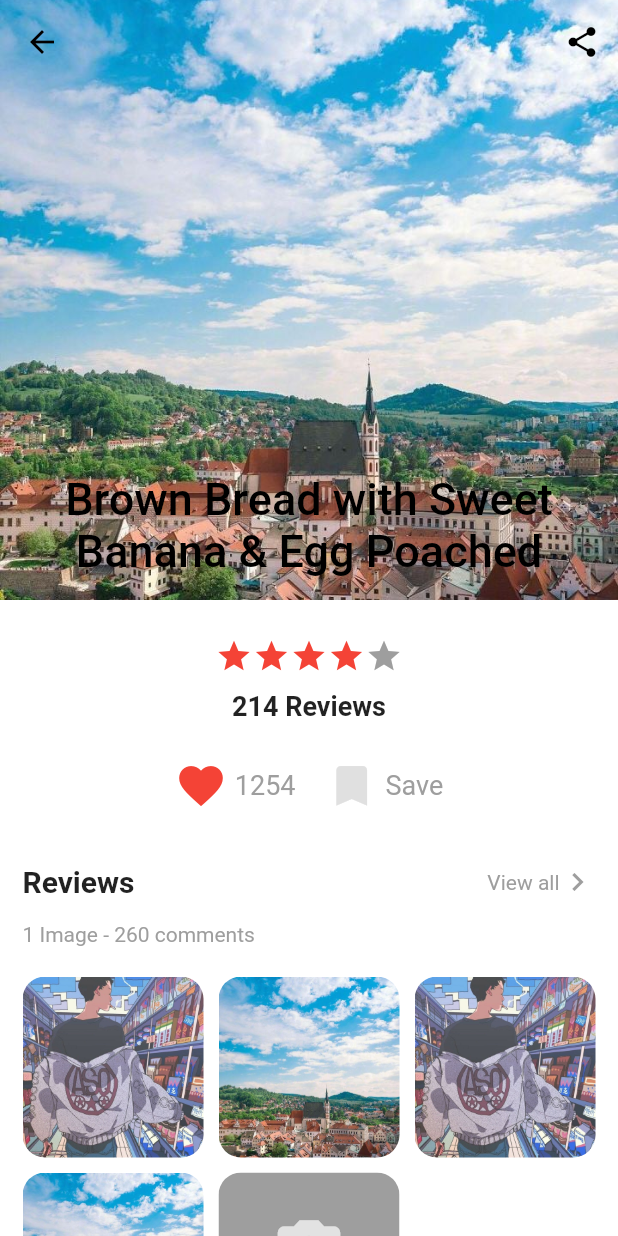
After one commit to OCNYang/flutter_ui_kit, a Flutter app: the CookDetailsPage screen opened directly, on a phone screen of 412 x 824 dp. The commit adds this screen. Run offline on Flutter 3.47's test engine with Material 2 defaults, Android fonts, the phone set to English and light mode, and no system bars.

Commit message:
cook details page layout over;

```diff
--- a/lib/browsing/browsing.dart
+++ b/lib/browsing/browsing.dart
@@ -114,7 +114,8 @@ class BrowsingTabPageState extends State<BrowsingTabPage> with SingleTickerProvi
       children: <Widget>[
         Container(
           width: double.infinity,
-          margin: EdgeInsets.only(left: 20, right: 20, bottom: 15),
+          color: Colors.white,
+          padding: EdgeInsets.only(left: 20, right: 20, bottom: 15),
           child: CupertinoSegmentedControl<int>(
             children: children,
             selectedColor: Colors.brown,
@@ -206,6 +207,10 @@ class BrowsingTabPageState extends State<BrowsingTabPage> with SingleTickerProvi
                         size: 13,
                         color: Colors.grey,
                       ),
+                      VerticalDivider(
+                        width: 5,
+                        color: Colors.transparent,
+                      ),
                       new Text(
                         '15 minute video',
                         style: TextStyle(color: Colors.grey, fontSize: 14),
--- /dev/null
+++ b/lib/details/cookdetails.dart
@@ -0,0 +1,347 @@
+import 'package:flutter/material.dart';
+import 'package:flutter/src/scheduler/ticker.dart';
+import 'package:flutter_ui_kit/other/imgConst.dart';
+
+class CookDetailsPage extends StatefulWidget {
+  @override
+  CookDetailsState createState() {
+    return CookDetailsState();
+  }
+}
+
+class CookDetailsState extends State<CookDetailsPage> {
+  List<String> _reviewsImgList = [HEAD, BG_1, HEAD, BG_1];
+
+  @override
+  Widget build(BuildContext context) {
+    return Scaffold(
+      body: CustomScrollView(
+        slivers: <Widget>[
+          SliverAppBar(
+            expandedHeight: 400,
+            pinned: true,
+            backgroundColor: Colors.white,
+            floating: true,
+            iconTheme: IconThemeData(color: Colors.black),
+            snap: false,
+            actions: <Widget>[IconButton(icon: Icon(Icons.share), onPressed: () {})],
+            brightness: Brightness.light,
+            flexibleSpace: FlexibleSpaceBar(
+              centerTitle: true,
+              //titlePadding: EdgeInsets.only(bottom: 0),
+              collapseMode: CollapseMode.pin, //背景的收缩模式
+              title: Text(
+                'Brown Bread with Sweet\nBanana & Egg Poached',
+                style: TextStyle(fontSize: 20, color: Colors.black),
+                textAlign: TextAlign.center,
+              ),
+              background: Image.asset(
+                BG_1,
+                fit: BoxFit.cover,
+              ),
+            ),
+          ),
+          SliverToBoxAdapter(
+            child: Column(
+              crossAxisAlignment: CrossAxisAlignment.start,
+              children: <Widget>[
+                Padding(
+                  padding: EdgeInsets.only(bottom: 10, top: 25),
+                  child: Row(
+                    mainAxisAlignment: MainAxisAlignment.center,
+                    children: <Widget>[
+                      Icon(
+                        Icons.star,
+                        size: 25,
+                        color: Colors.red[500],
+                      ),
+                      Icon(
+                        Icons.star,
+                        size: 25,
+                        color: Colors.red[500],
+                      ),
+                      Icon(
+                        Icons.star,
+                        size: 25,
+                        color: Colors.red[500],
+                      ),
+                      Icon(
+                        Icons.star,
+                        size: 25,
+                        color: Colors.red[500],
+                      ),
+                      Icon(
+                        Icons.star,
+                        size: 25,
+                        color: Colors.grey[500],
+                      ),
+                    ],
+                  ),
+                ),
+                Padding(
+                    padding: EdgeInsets.only(bottom: 25),
+                    child: Center(
+                      child: Text(
+                        '214 Reviews',
+                        style: TextStyle(fontSize: 18, fontWeight: FontWeight.bold),
+                      ),
+                    )),
+                Row(
+                  mainAxisAlignment: MainAxisAlignment.center,
+                  children: <Widget>[
+                    Icon(
+                      Icons.favorite,
+                      color: Colors.red[500],
+                      size: 35,
+                    ),
+                    Padding(
+                      padding: EdgeInsets.only(left: 5, right: 20),
+                      child: Text(
+                        '1254',
+                        style: TextStyle(fontSize: 18, color: Colors.grey),
+                      ),
+                    ),
+                    Icon(
+                      Icons.bookmark,
+                      color: Colors.grey[300],
+                      size: 35,
+                    ),
+                    Padding(
+                      padding: EdgeInsets.only(
+                        left: 5,
+                      ),
+                      child: Text(
+                        'Save',
+                        style: TextStyle(fontSize: 18, color: Colors.grey),
+                      ),
+                    ),
+                  ],
+                ),
+                Divider(
+                  height: 20,
+                  color: Colors.transparent,
+                ),
+                InkWell(
+                  child: Padding(
+                    padding: EdgeInsets.only(left: 15, right: 15, top: 15, bottom: 15),
+                    child: Row(
+                      children: <Widget>[
+                        Text(
+                          'Reviews',
+                          style: TextStyle(
+                            fontSize: 20,
+                            fontWeight: FontWeight.bold,
+                          ),
+                        ),
+                        Spacer(
+                          flex: 1,
+                        ),
+                        Text(
+                          'View all',
+                          style: TextStyle(
+                            color: Colors.grey,
+                          ),
+                        ),
+                        Icon(
+                          Icons.chevron_right,
+                          color: Colors.grey,
+                        ),
+                      ],
+                    ),
+                  ),
+                  splashColor: Colors.black12,
+                  onTap: () {},
+                ),
+                Padding(
+                  padding: EdgeInsets.only(left: 15, right: 15),
+                  child: Text(
+                    '1 Image - 260 comments',
+                    style: TextStyle(color: Colors.grey),
+                  ),
+                ),
+              ],
+            ),
+          ),
+          SliverPadding(
+            padding: EdgeInsets.only(left: 15, right: 15, top: 20, bottom: 20),
+            sliver: SliverGrid(
+              gridDelegate: SliverGridDelegateWithFixedCrossAxisCount(
+                crossAxisCount: 3,
+                crossAxisSpacing: 10,
+                childAspectRatio: 1.0,
+                mainAxisSpacing: 10,
+              ),
+              delegate: SliverChildBuilderDelegate((BuildContext context, int index) {
+                if (index == _reviewsImgList.length) {
+                  return getReviewsAddImgItemView();
+                } else {
+                  return getReviewsItemView(_reviewsImgList.elementAt(index));
+                }
+              }, childCount: _reviewsImgList.length + 1),
+            ),
+          ),
+          SliverToBoxAdapter(
+            child: Container(
+              height: 50,
+              margin: EdgeInsets.only(left: 15, right: 15, top: 10, bottom: 10),
+              child: Row(
+                mainAxisSize: MainAxisSize.max,
+                children: <Widget>[
+                  ClipRRect(
+                    borderRadius: BorderRadius.circular(5),
+                    child: Image.asset(
+                      HEAD,
+                    ),
+                  ),
+                  VerticalDivider(width: 10, color: Colors.transparent),
+                  Column(
+                    crossAxisAlignment: CrossAxisAlignment.start,
+                    mainAxisSize: MainAxisSize.max,
+                    children: <Widget>[
+                      Text(
+                        'Elorn Causer',
+                        style: TextStyle(color: Colors.black, fontSize: 20, fontWeight: FontWeight.bold),
+                      ),
+                      Spacer(
+                        flex: 1,
+                      ),
+                      Text(
+                        "So tasty! can't wait to cook it again 22 Aug,2018to cook it again 22 Aug,2018",
+                        style: TextStyle(color: Colors.grey),
+                        softWrap: true,
+                        maxLines: 2,
+                      ),
+                    ],
+                  ),
+                ],
+              ),
+            ),
+          ),
+          SliverToBoxAdapter(
+            child: Padding(
+              padding: EdgeInsets.all(15),
+              child: Row(
+                children: <Widget>[
+                  Expanded(
+                    child: getProgressView('40 min.', 'Cooking', Colors.brown, 0.75),
+                    flex: 1,
+                  ),
+                  Expanded(
+                    child: getProgressView('0 min.', 'Baking', Colors.brown, 0.45),
+                    flex: 1,
+                  ),
+                  Expanded(
+                    child: getProgressView('30 min.', 'Resting', Colors.brown, 0.65),
+                    flex: 1,
+                  ),
+                ],
+              ),
+            ),
+          ),
+          SliverToBoxAdapter(
+            child: Padding(
+              padding: EdgeInsets.only(left: 15, right: 15, top: 15, bottom: 15),
+              child: Text(
+                'Ingredients',
+                style: TextStyle(
+                  fontSize: 20,
+                  fontWeight: FontWeight.bold,
+                ),
+              ),
+            ),
+          ),
+          SliverList(
+            delegate: SliverChildBuilderDelegate(
+              (BuildContext context, int index) {
+                return Padding(
+                  padding: EdgeInsets.only(left: 15,right: 15,top: 5,bottom: 5),
+                  child: Text(
+                    'AAAAAAAAAAA$index',
+                    style: TextStyle(color: Colors.grey),
+                  ),
+                );
+              },
+              childCount: 20,
+            ),
+          ),
+        ],
+      ),
+    );
+  }
+
+  Widget getReviewsItemView(String assertImg) {
+    return _getReviewsClipRRect(Image.asset(
+      assertImg,
+      fit: BoxFit.cover,
+    ));
+  }
+
+  Widget getReviewsAddImgItemView() {
+    return _getReviewsClipRRect(DecoratedBox(
+      decoration: BoxDecoration(color: Colors.grey),
+      child: Column(
+        mainAxisAlignment: MainAxisAlignment.center,
+        crossAxisAlignment: CrossAxisAlignment.center,
+        children: <Widget>[
+          Icon(
+            Icons.camera_alt,
+            color: Colors.white70,
+            size: 50,
+          ),
+          Text(
+            'Add photo',
+            style: TextStyle(color: Colors.white70),
+          )
+        ],
+      ),
+    ));
+  }
+
+  Widget _getReviewsClipRRect(Widget widget) {
+    return ClipRRect(
+      borderRadius: BorderRadius.circular(15),
+      child: widget,
+    );
+  }
+
+  getProgressView(String s, String t, Color valuecolor, double d) {
+    return AspectRatio(
+      aspectRatio: 1,
+      child: Column(
+        crossAxisAlignment: CrossAxisAlignment.center,
+        mainAxisAlignment: MainAxisAlignment.center,
+        children: <Widget>[
+          Expanded(
+            child: Stack(
+              children: <Widget>[
+                Container(
+                    width: double.infinity,
+                    margin: EdgeInsets.only(left: 15, right: 15),
+                    child: AspectRatio(
+                      aspectRatio: 1,
+                      child: CircularProgressIndicator(
+                        strokeWidth: 5,
+                        backgroundColor: Colors.grey[200],
+                        value: d,
+                      ),
+                    )),
+                Center(
+                  child: Text(
+                    s,
+                    style: TextStyle(color: Colors.grey),
+                    textAlign: TextAlign.center,
+                  ),
+                )
+              ],
+            ),
+            flex: 1,
+          ),
+          Text(
+            t,
+            style: TextStyle(color: Colors.black, fontSize: 16, fontWeight: FontWeight.bold),
+          ),
+        ],
+      ),
+    );
+  }
+}
--- a/lib/howtomake/howtomake.dart
+++ b/lib/howtomake/howtomake.dart
@@ -1,4 +1,5 @@
 import 'package:flutter/material.dart';
+import 'package:flutter_ui_kit/details/cookdetails.dart';
 import 'package:flutter_ui_kit/other/imgConst.dart' show HEAD;
 
 class HowToMakeTabPage extends StatefulWidget {
@@ -75,7 +76,12 @@ class HowToMakeTabPageState extends State<HowToMakeTabPage> {
                   color: Colors.transparent,
                 );
               } else {
-                return getSectionItem();
+                return GestureDetector(
+                  child: getSectionItem(),
+                  onTap: () {
+                    Navigator.push(context, new MaterialPageRoute(builder: (context) => CookDetailsPage()));
+                  },
+                );
               }
             }),
             separatorBuilder: ((BuildContext context, int index) {
@@ -138,7 +144,10 @@ class HowToMakeTabPageState extends State<HowToMakeTabPage> {
                 padding: EdgeInsets.only(left: 5, right: 10),
                 child: Text(
                   '2 mint',
-                  style: TextStyle(fontSize: 14, color: Colors.grey,),
+                  style: TextStyle(
+                    fontSize: 14,
+                    color: Colors.grey,
+                  ),
                 ),
               ),
               Icon(
@@ -150,7 +159,10 @@ class HowToMakeTabPageState extends State<HowToMakeTabPage> {
                 padding: EdgeInsets.only(left: 5, right: 10),
                 child: Text(
                   '2k',
-                  style: TextStyle(fontSize: 14, color: Colors.grey,),
+                  style: TextStyle(
+                    fontSize: 14,
+                    color: Colors.grey,
+                  ),
                 ),
               ),
             ],
--- a/lib/main.dart
+++ b/lib/main.dart
@@ -12,6 +12,8 @@ class MyApp extends StatelessWidget {
       theme: ThemeData(
         primarySwatch: Colors.blue,
         accentColor: Colors.brown,
+        brightness: Brightness.light,
+        scaffoldBackgroundColor: Colors.white,
       ),
       home: UIKitPage(),
     );
```
